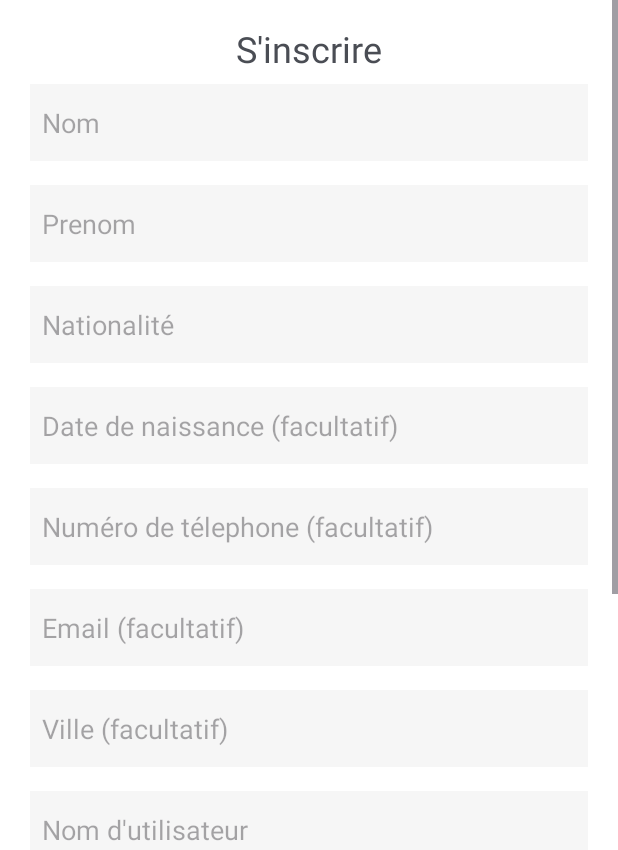
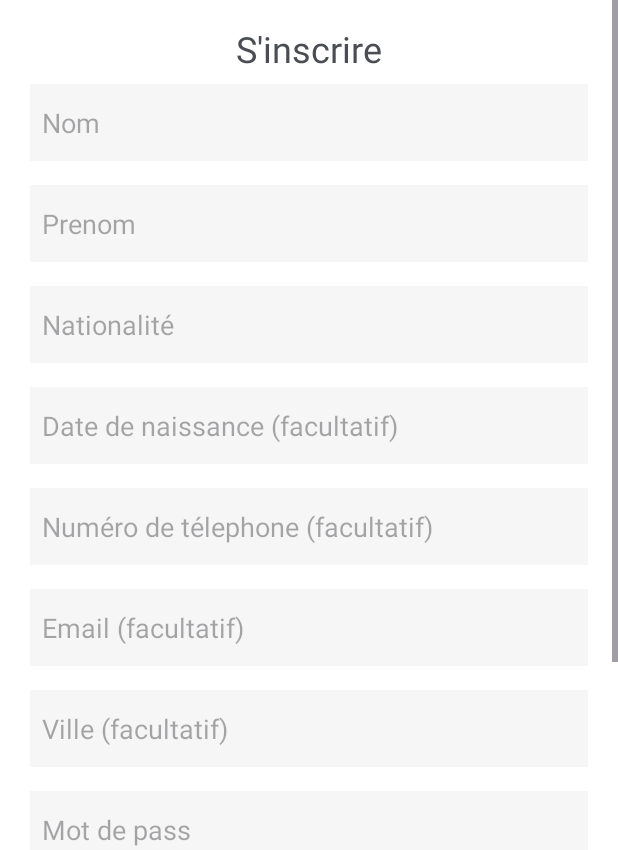
Before and after one commit to MartaBoskovska/Application-Android-Interim, an Android app: the InscriptionUtilisateurActivity screen opened directly, with no data from a screen before it, on a phone screen of 412 x 824 dp, the part 386-1236 px from its top. Run offline under Robolectric (Android 15) with nearby library versions, the light colour scheme and no system bars.

Commit message:
Inscription reussite et modification connexion

```diff
--- a/app/build.gradle.kts
+++ b/app/build.gradle.kts
@@ -35,6 +35,7 @@ dependencies {
     implementation("com.google.android.material:material:1.11.0")
     implementation("androidx.constraintlayout:constraintlayout:2.1.4")
     implementation("com.google.firebase:firebase-database:21.0.0")
+    implementation("com.google.firebase:firebase-firestore:25.0.0")
     testImplementation("junit:junit:4.13.2")
     androidTestImplementation("androidx.test.ext:junit:1.1.5")
     androidTestImplementation("androidx.test.espresso:espresso-core:3.5.1")
--- a/app/src/main/java/com/example/application_interim/view/InscriptionUtilisateurActivity.java
+++ b/app/src/main/java/com/example/application_interim/view/InscriptionUtilisateurActivity.java
@@ -2,24 +2,38 @@ package com.example.application_interim.view;
 
 import android.app.DatePickerDialog;
 import android.os.Bundle;
+import android.util.Log;
 import android.view.View;
+import android.widget.Button;
 import android.widget.DatePicker;
 import android.widget.EditText;
+import android.widget.Toast;
 
 import androidx.appcompat.app.AppCompatActivity;
 
 import com.example.application_interim.R;
+import com.example.application_interim.viewmodel.UtilisateurViewModel;
+import com.google.type.Date;
 
+import java.text.ParseException;
+import java.text.SimpleDateFormat;
 import java.util.Calendar;
 
 public class InscriptionUtilisateurActivity extends AppCompatActivity {
     EditText dateNaissanceEditText;
+    UtilisateurViewModel utilisateurViewModel;
+
     @Override
     protected void onCreate(Bundle savedInstanceState) {
+
+
         super.onCreate(savedInstanceState);
+
         setContentView(R.layout.activity_inscription_utilisateur);
-        dateNaissanceEditText= findViewById(R.id.dateNaissanceEditText);
 
+        InscriptionUtilisateurActivity that = this;
+
+        dateNaissanceEditText = findViewById(R.id.dateNaissanceEditText);
         dateNaissanceEditText.setOnClickListener(new View.OnClickListener() {
             @Override
             public void onClick(View v) {
@@ -28,10 +42,50 @@ public class InscriptionUtilisateurActivity extends AppCompatActivity {
         });
 
 
+        EditText lastnameEditText = findViewById(R.id.nomEditText);
+        EditText firstnameEditText = findViewById(R.id.prenomEditText);
+        EditText nationalityEditText = findViewById(R.id.nationnaliteEditText);
+        EditText emailEditText = findViewById(R.id.emailEditText);
+        EditText passwordEditText = findViewById(R.id.mdpEditText);
+        EditText phoneNumberEditText = findViewById(R.id.numeroEditText);
+        EditText cityEditText = findViewById(R.id.villeEditText);
 
 
+        Button buttonInscription = findViewById(R.id.inscriptionButton);
+        buttonInscription.setOnClickListener(new View.OnClickListener() {
+            @Override
+            public void onClick(View v) {
+
+
+                String lastname = lastnameEditText.getText().toString();
+                String firstname = firstnameEditText.getText().toString();
+                String nationality = nationalityEditText.getText().toString();
+                String email = emailEditText.getText().toString();
+                String password = passwordEditText.getText().toString();
+                String phoneNumber = phoneNumberEditText.getText().toString();
+                String city = cityEditText.getText().toString();
+                String dateNaissance = dateNaissanceEditText.getText().toString();
+
+
+                // Inscription de l'utilisateur
+                utilisateurViewModel = new UtilisateurViewModel();
+
+                if (!lastname.isEmpty() && !firstname.isEmpty() && !nationality.isEmpty() && !email.isEmpty() && !password.isEmpty()) {
+                    utilisateurViewModel.inscriptionUtilisateur(firstname, lastname, dateNaissance, nationality, city, phoneNumber, "", email, password);
+                } else {
+                    Toast.makeText(that, "Veuiilez remplir tous les champs obligatoires", Toast.LENGTH_SHORT).show();
                 }
-
+                    /*
+                    String[] parts = dateNaissanceEditText.getText().toString().split("/");
+                    if (parts.length == 3) {
+                        int day = Integer.parseInt(parts[0]);
+                        int month = Integer.parseInt(parts[1]);
+                        int year = Integer.parseInt(parts[2]);
+                        Date datenaissance = Date.newBuilder().setDay(day).setMonth(month).setYear(year).build();
+                      */
+            }
+        });
+    }
 
     private void showDatePickerDialog() {
         // Obtenez la date actuelle
@@ -41,21 +95,15 @@ public class InscriptionUtilisateurActivity extends AppCompatActivity {
         int day = c.get(Calendar.DAY_OF_MONTH);
 
         // Créez une nouvelle instance de DatePickerDialog
-        DatePickerDialog datePickerDialog = new DatePickerDialog(InscriptionUtilisateurActivity.this,
-                R.style.CustomDatePickerDialogTheme,
-                new DatePickerDialog.OnDateSetListener() {
+        DatePickerDialog datePickerDialog = new DatePickerDialog(InscriptionUtilisateurActivity.this, R.style.CustomDatePickerDialogTheme, new DatePickerDialog.OnDateSetListener() {
             @Override
-                    public void onDateSet(DatePicker view, int year,
-                                          int monthOfYear, int dayOfMonth) {
+            public void onDateSet(DatePicker view, int year, int monthOfYear, int dayOfMonth) {
                 // Mettez à jour le texte de l'EditText avec la date sélectionnée
                 String selectedDate = dayOfMonth + "/" + (monthOfYear + 1) + "/" + year;
                 dateNaissanceEditText.setText(selectedDate);
                 dateNaissanceEditText.setText(selectedDate);
             }
         }, year, month, day);
-
         datePickerDialog.show();
     }
-
-
 }
--- a/app/src/main/res/layout/activity_inscription_utilisateur.xml
+++ b/app/src/main/res/layout/activity_inscription_utilisateur.xml
@@ -139,18 +139,6 @@
 
 
             <EditText
-                android:id="@+id/nom_utilisateurEditText"
-                android:layout_width="match_parent"
-                android:layout_height="wrap_content"
-                android:layout_centerHorizontal="true"
-                android:layout_marginTop="16dp"
-                android:background="@color/edit_text_background"
-                android:hint="Nom d'utilisateur"
-                android:padding="13dp"
-                android:paddingStart="8dp"
-                android:paddingEnd="8dp" />
-
-            <EditText
                 android:id="@+id/mdpEditText"
                 android:layout_width="match_parent"
                 android:layout_height="wrap_content"
```
Also changed, not shown: app/src/main/java/com/example/application_interim/repositories/UtilisateurRepository.java (+55 -3 lines), app/src/main/java/com/example/application_interim/view/ConnexionUtilisateurActivity.java (+4 -15 lines), app/src/main/java/com/example/application_interim/viewmodel/ConnexionViewModel.java (deleted, +0 -15 lines), app/src/main/java/com/example/application_interim/viewmodel/UtilisateurViewModel.java (added, +35 -0 lines). Lines whose indentation alone changed are shown as unchanged.
